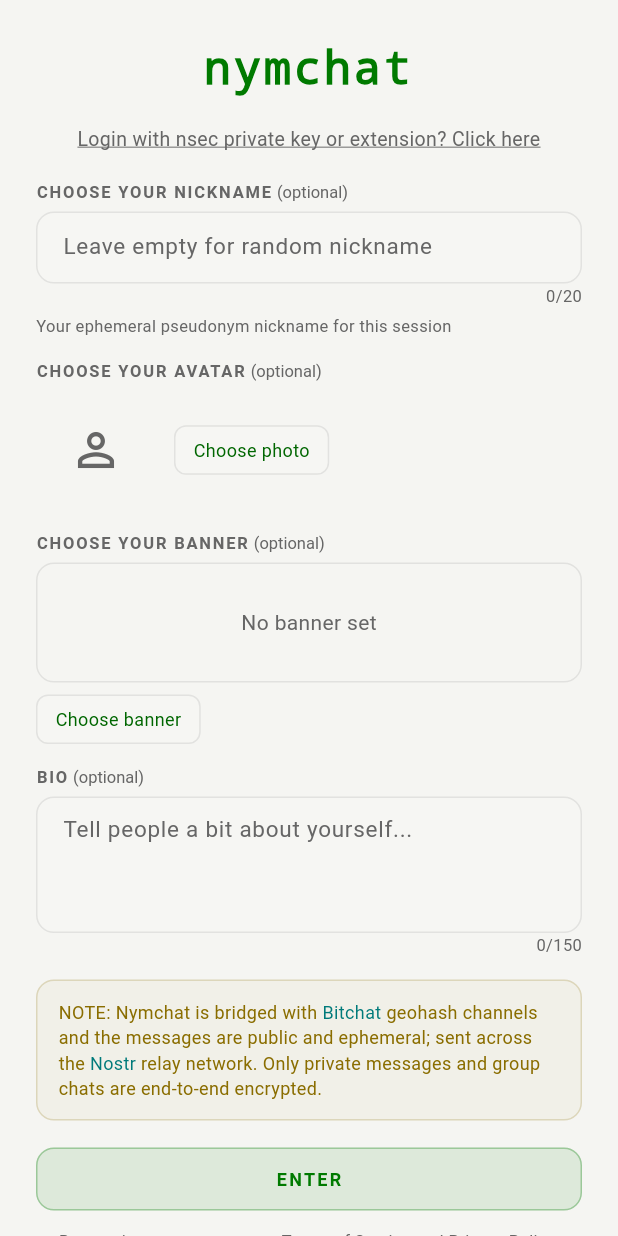
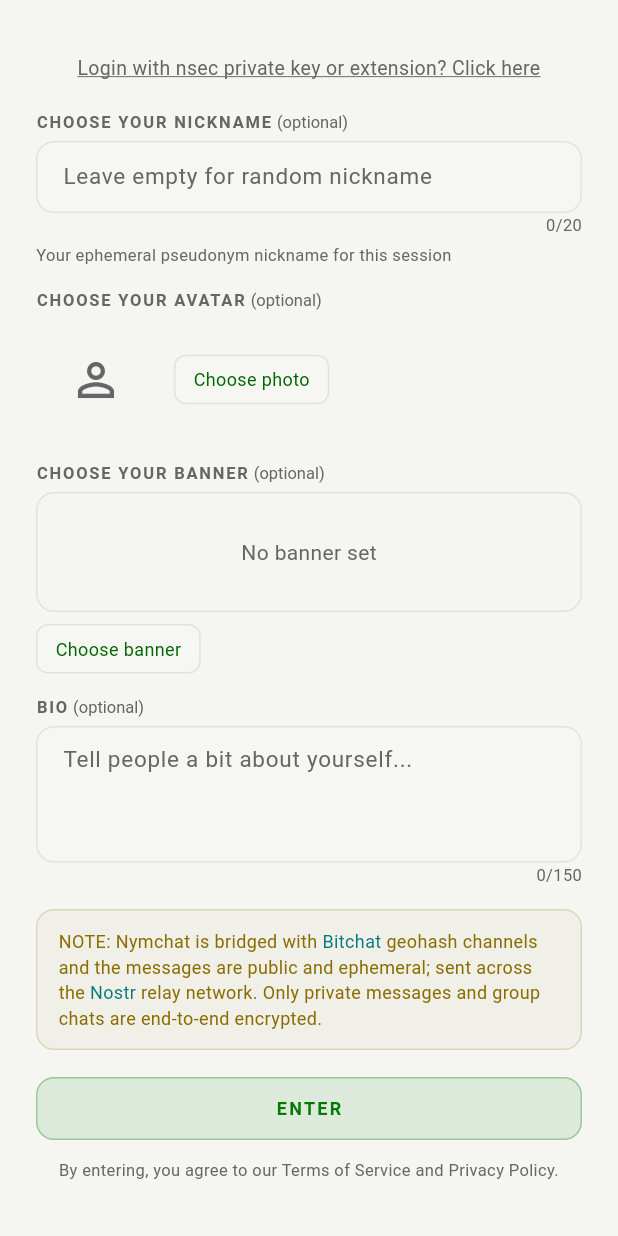
Before and after one commit to Spl0itable/flutter-app, a Flutter app: the screen it shows after launch, on a phone screen of 412 x 824 dp. Run offline on Flutter 3.47's test engine with Material 3 defaults, Android fonts, the phone set to English and light mode, and no system bars; our stand-ins replace app_links, audioplayers, cached_network_image, convert, file_picker, flutter_local_notifications and 11 more; missing offline and left inert: bech32, bip340, cryptography, flutter_webrtc, pointycastle; accounts and stored records are empty.

Commit message:
Setup screen: remove the "nymchat" wordmark
Per request, drop the large "nymchat" wordmark/logo from the first-run setup
("welcome") screen. The "Login with nsec private key or extension? Click here"
link directly below it still carries the login tap target, so the login
affordance is preserved.

Co-Authored-By: Claude Opus 4.8 <noreply@anthropic.com>
Claude-Session: https://claude.ai/code/session_017n6fyrqLEP65N8y6VZr5X6

```diff
--- a/lib/features/identity/setup_modal.dart
+++ b/lib/features/identity/setup_modal.dart
@@ -247,24 +247,8 @@ class _SetupModalState extends ConsumerState<SetupModal> {
                   crossAxisAlignment: CrossAxisAlignment.stretch,
                   mainAxisSize: MainAxisSize.min,
                   children: [
-                    // The "nymchat" wordmark. The PWA's 6px ASCII-art logo is
-                    // illegible on a phone, so the native app shows a clean
-                    // wordmark instead; it still doubles as the login affordance.
-                    GestureDetector(
-                      onTap: _login,
-                      child: Text(
-                        'nymchat',
-                        textAlign: TextAlign.center,
-                        style: TextStyle(
-                          color: c.primary,
-                          fontSize: 30,
-                          fontWeight: FontWeight.w800,
-                          letterSpacing: 2,
-                          fontFamily: 'monospace',
-                        ),
-                      ),
-                    ),
-                    const SizedBox(height: 16),
+                    // (The "nymchat" wordmark was removed per request; the
+                    // "Login with nsec…" link below still carries the login tap.)
                     if (invite != null) ...[
                       _InviteBanner(text: invite, c: c),
                       const SizedBox(height: 16),
```
